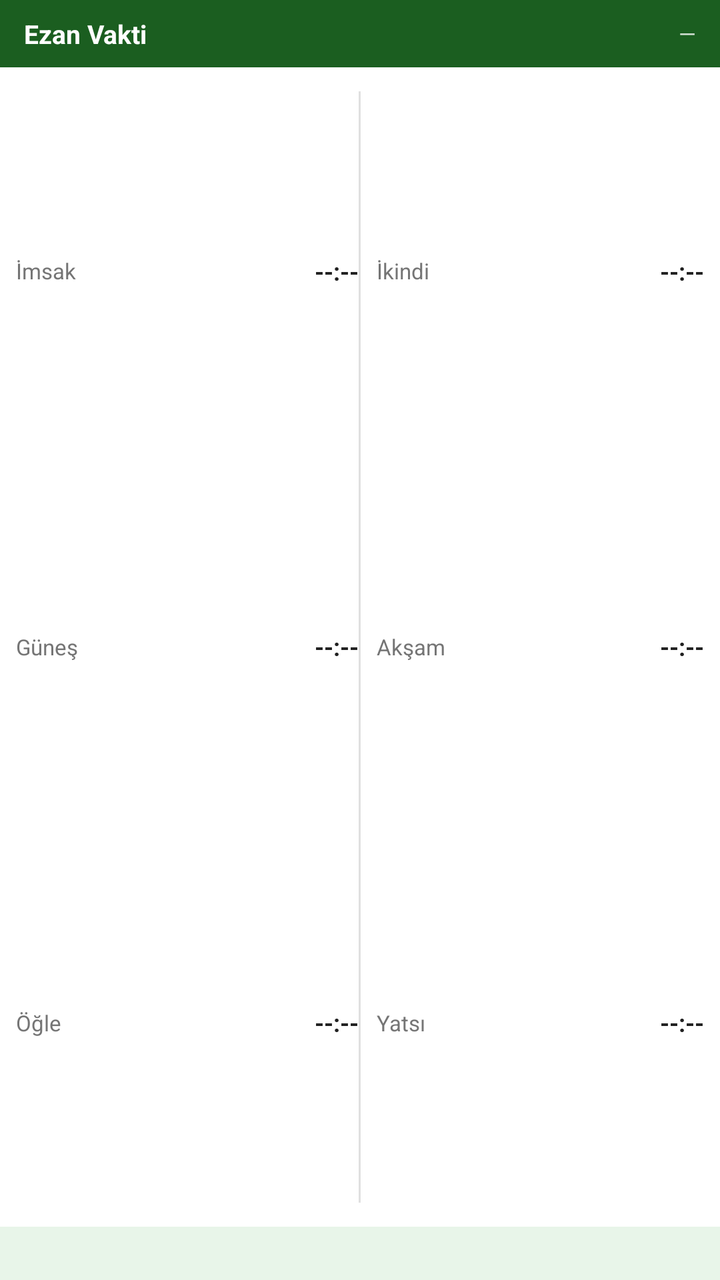
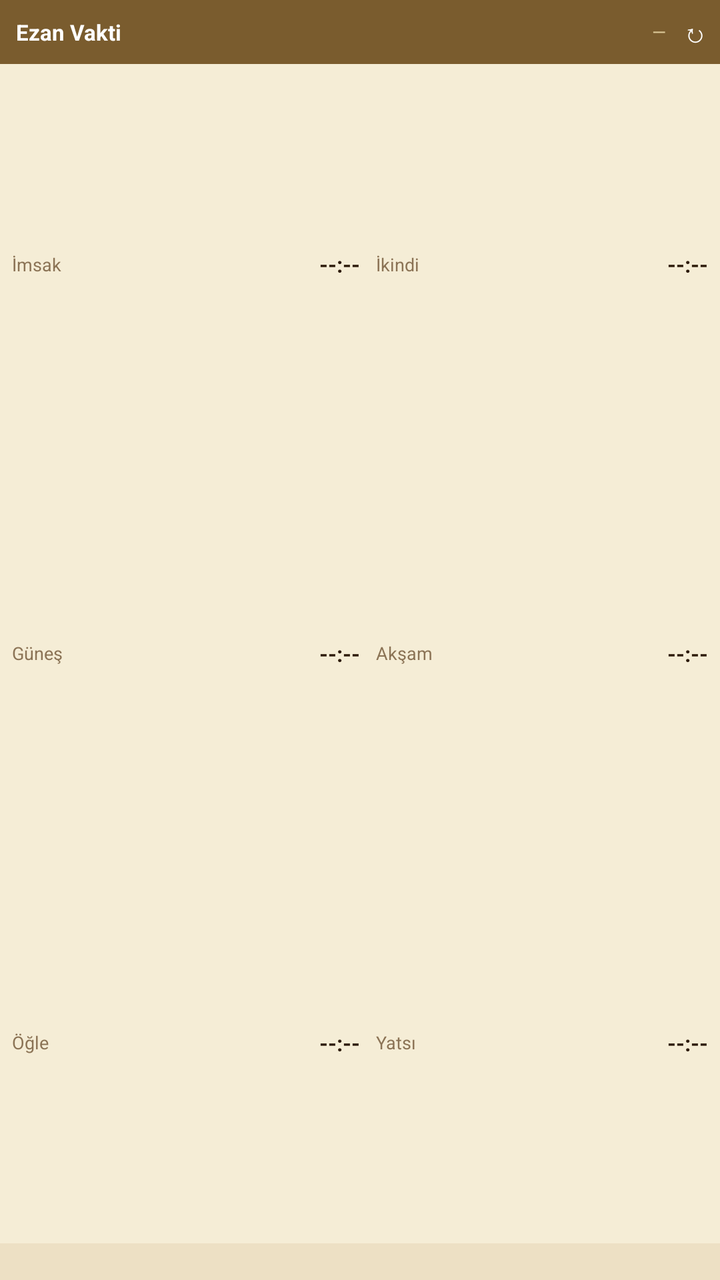

An Android layout rendered at two revisions. The XML below is the earlier revision; the diff shows what the commit changed to produce the second picture.
<!-- AndroidManifest.xml: fallback theme Theme.MaterialComponents.DayNight.NoActionBar -->
<!-- res/layout/prayer_widget.xml -->
<?xml version="1.0" encoding="utf-8"?>
<LinearLayout xmlns:android="http://schemas.android.com/apk/res/android"
    android:layout_width="match_parent"
    android:layout_height="match_parent"
    android:orientation="vertical"
    android:background="@drawable/widget_bg">

    
    <LinearLayout
        android:layout_width="match_parent"
        android:layout_height="wrap_content"
        android:background="#1B5E20"
        android:paddingLeft="12dp"
        android:paddingRight="12dp"
        android:paddingTop="8dp"
        android:paddingBottom="8dp"
        android:orientation="horizontal"
        android:gravity="center_vertical">

        <TextView
            android:layout_width="0dp"
            android:layout_height="wrap_content"
            android:layout_weight="1"
            android:text="Ezan Vakti"
            android:textColor="#FFFFFF"
            android:textSize="13sp"
            android:textStyle="bold" />

        <TextView
            android:id="@+id/widget_city"
            android:layout_width="wrap_content"
            android:layout_height="wrap_content"
            android:text="—"
            android:textColor="#CCFFFFFF"
            android:textSize="11sp" />
    </LinearLayout>

    
    <LinearLayout
        android:layout_width="match_parent"
        android:layout_height="0dp"
        android:layout_weight="1"
        android:orientation="horizontal"
        android:padding="8dp">

        
        <LinearLayout
            android:layout_width="0dp"
            android:layout_height="match_parent"
            android:layout_weight="1"
            android:orientation="vertical"
            android:gravity="center_vertical">

            <LinearLayout
                android:layout_width="match_parent"
                android:layout_height="0dp"
                android:layout_weight="1"
                android:orientation="horizontal"
                android:gravity="center_vertical">
                <TextView
                    android:layout_width="0dp"
                    android:layout_height="wrap_content"
                    android:layout_weight="1"
                    android:text="İmsak"
                    android:textSize="11sp"
                    android:textColor="#757575" />
                <TextView
                    android:id="@+id/widget_fajr"
                    android:layout_width="wrap_content"
                    android:layout_height="wrap_content"
                    android:text="--:--"
                    android:textSize="12sp"
                    android:textColor="#212121"
                    android:textStyle="bold" />
            </LinearLayout>

            <LinearLayout
                android:layout_width="match_parent"
                android:layout_height="0dp"
                android:layout_weight="1"
                android:orientation="horizontal"
                android:gravity="center_vertical">
                <TextView
                    android:layout_width="0dp"
                    android:layout_height="wrap_content"
                    android:layout_weight="1"
                    android:text="Güneş"
                    android:textSize="11sp"
                    android:textColor="#757575" />
                <TextView
                    android:id="@+id/widget_sunrise"
                    android:layout_width="wrap_content"
                    android:layout_height="wrap_content"
                    android:text="--:--"
                    android:textSize="12sp"
                    android:textColor="#212121"
                    android:textStyle="bold" />
            </LinearLayout>

            <LinearLayout
                android:layout_width="match_parent"
                android:layout_height="0dp"
                android:layout_weight="1"
                android:orientation="horizontal"
                android:gravity="center_vertical">
                <TextView
                    android:layout_width="0dp"
                    android:layout_height="wrap_content"
                    android:layout_weight="1"
                    android:text="Öğle"
                    android:textSize="11sp"
                    android:textColor="#757575" />
                <TextView
                    android:id="@+id/widget_dhuhr"
                    android:layout_width="wrap_content"
                    android:layout_height="wrap_content"
                    android:text="--:--"
                    android:textSize="12sp"
                    android:textColor="#212121"
                    android:textStyle="bold" />
            </LinearLayout>
        </LinearLayout>

        
        <View
            android:layout_width="1dp"
            android:layout_height="match_parent"
            android:background="#E0E0E0"
            android:layout_marginTop="4dp"
            android:layout_marginBottom="4dp" />

        
        <LinearLayout
            android:layout_width="0dp"
            android:layout_height="match_parent"
            android:layout_weight="1"
            android:orientation="vertical"
            android:gravity="center_vertical"
            android:paddingLeft="8dp">

            <LinearLayout
                android:layout_width="match_parent"
                android:layout_height="0dp"
                android:layout_weight="1"
                android:orientation="horizontal"
                android:gravity="center_vertical">
                <TextView
                    android:layout_width="0dp"
                    android:layout_height="wrap_content"
                    android:layout_weight="1"
                    android:text="İkindi"
                    android:textSize="11sp"
                    android:textColor="#757575" />
                <TextView
                    android:id="@+id/widget_asr"
                    android:layout_width="wrap_content"
                    android:layout_height="wrap_content"
                    android:text="--:--"
                    android:textSize="12sp"
                    android:textColor="#212121"
                    android:textStyle="bold" />
            </LinearLayout>

            <LinearLayout
                android:layout_width="match_parent"
                android:layout_height="0dp"
                android:layout_weight="1"
                android:orientation="horizontal"
                android:gravity="center_vertical">
                <TextView
                    android:layout_width="0dp"
                    android:layout_height="wrap_content"
                    android:layout_weight="1"
                    android:text="Akşam"
                    android:textSize="11sp"
                    android:textColor="#757575" />
                <TextView
                    android:id="@+id/widget_maghrib"
                    android:layout_width="wrap_content"
                    android:layout_height="wrap_content"
                    android:text="--:--"
                    android:textSize="12sp"
                    android:textColor="#212121"
                    android:textStyle="bold" />
            </LinearLayout>

            <LinearLayout
                android:layout_width="match_parent"
                android:layout_height="0dp"
                android:layout_weight="1"
                android:orientation="horizontal"
                android:gravity="center_vertical">
                <TextView
                    android:layout_width="0dp"
                    android:layout_height="wrap_content"
                    android:layout_weight="1"
                    android:text="Yatsı"
                    android:textSize="11sp"
                    android:textColor="#757575" />
                <TextView
                    android:id="@+id/widget_isha"
                    android:layout_width="wrap_content"
                    android:layout_height="wrap_content"
                    android:text="--:--"
                    android:textSize="12sp"
                    android:textColor="#212121"
                    android:textStyle="bold" />
            </LinearLayout>
        </LinearLayout>
    </LinearLayout>

    
    <TextView
        android:id="@+id/widget_next"
        android:layout_width="match_parent"
        android:layout_height="wrap_content"
        android:background="#E8F5E9"
        android:paddingLeft="12dp"
        android:paddingRight="12dp"
        android:paddingTop="6dp"
        android:paddingBottom="6dp"
        android:textColor="#1B5E20"
        android:textSize="11sp"
        android:gravity="center"
        android:text="" />
</LinearLayout>
<!-- resources referenced by this layout -->
<resources>
  <!-- drawable widget_bg (drawable) -->
  <?xml version="1.0" encoding="utf-8"?>
  <shape xmlns:android="http://schemas.android.com/apk/res/android"
      android:shape="rectangle">
      <solid android:color="#FFFFFF" />
      <corners android:radius="16dp" />
  </shape>
</resources>

<!-- the commit's change to res/layout/prayer_widget.xml (unified diff, before → after) -->
@@ -3,17 +3,16 @@
     android:layout_width="match_parent"
     android:layout_height="match_parent"
     android:orientation="vertical"
-    android:background="@drawable/widget_bg">
-
-    
+    android:background="#F5EDD6">
+
     <LinearLayout
         android:layout_width="match_parent"
         android:layout_height="wrap_content"
-        android:background="#1B5E20"
-        android:paddingLeft="12dp"
-        android:paddingRight="12dp"
-        android:paddingTop="8dp"
-        android:paddingBottom="8dp"
+        android:background="#7A5C2E"
+        android:paddingLeft="8dp"
+        android:paddingRight="4dp"
+        android:paddingTop="5dp"
+        android:paddingBottom="5dp"
         android:orientation="horizontal"
         android:gravity="center_vertical">
 
@@ -23,27 +22,41 @@
             android:layout_weight="1"
             android:text="Ezan Vakti"
             android:textColor="#FFFFFF"
-            android:textSize="13sp"
-            android:textStyle="bold" />
+            android:textSize="11sp"
+            android:textStyle="bold"
+            android:maxLines="1" />
 
         <TextView
             android:id="@+id/widget_city"
             android:layout_width="wrap_content"
             android:layout_height="wrap_content"
             android:text="—"
-            android:textColor="#CCFFFFFF"
-            android:textSize="11sp" />
+            android:textColor="#DCC898"
+            android:textSize="9sp"
+            android:maxLines="1"
+            android:ellipsize="end" />
+
+        <TextView
+            android:id="@+id/widget_refresh"
+            android:layout_width="wrap_content"
+            android:layout_height="wrap_content"
+            android:layout_marginLeft="6dp"
+            android:text="↻"
+            android:textColor="#FFFFFF"
+            android:textSize="13sp"
+            android:padding="2dp" />
     </LinearLayout>
 
-    
     <LinearLayout
         android:layout_width="match_parent"
         android:layout_height="0dp"
         android:layout_weight="1"
         android:orientation="horizontal"
-        android:padding="8dp">
-
-        
+        android:paddingLeft="6dp"
+        android:paddingRight="6dp"
+        android:paddingTop="3dp"
+        android:paddingBottom="3dp">
+
         <LinearLayout
             android:layout_width="0dp"
             android:layout_height="match_parent"
@@ -62,16 +75,18 @@
                     android:layout_height="wrap_content"
                     android:layout_weight="1"
                     android:text="İmsak"
-                    android:textSize="11sp"
-                    android:textColor="#757575" />
+                    android:textColor="#8B7355"
+                    android:textSize="9sp"
+                    android:maxLines="1" />
                 <TextView
                     android:id="@+id/widget_fajr"
                     android:layout_width="wrap_content"
                     android:layout_height="wrap_content"
                     android:text="--:--"
-                    android:textSize="12sp"
-                    android:textColor="#212121"
-                    android:textStyle="bold" />
+                    android:textColor="#2C1A08"
+                    android:textSize="11sp"
+                    android:textStyle="bold"
+                    android:maxLines="1" />
             </LinearLayout>
 
             <LinearLayout
@@ -85,16 +100,18 @@
                     android:layout_height="wrap_content"
                     android:layout_weight="1"
                     android:text="Güneş"
-                    android:textSize="11sp"
-                    android:textColor="#757575" />
+                    android:textColor="#8B7355"
+                    android:textSize="9sp"
+                    android:maxLines="1" />
                 <TextView
                     android:id="@+id/widget_sunrise"
                     android:layout_width="wrap_content"
                     android:layout_height="wrap_content"
                     android:text="--:--"
-                    android:textSize="12sp"
-                    android:textColor="#212121"
-                    android:textStyle="bold" />
+                    android:textColor="#2C1A08"
+                    android:textSize="11sp"
+                    android:textStyle="bold"
+                    android:maxLines="1" />
             </LinearLayout>
 
             <LinearLayout
@@ -108,28 +125,21 @@
                     android:layout_height="wrap_content"
                     android:layout_weight="1"
                     android:text="Öğle"
-                    android:textSize="11sp"
-                    android:textColor="#757575" />
+                    android:textColor="#8B7355"
+                    android:textSize="9sp"
+                    android:maxLines="1" />
                 <TextView
                     android:id="@+id/widget_dhuhr"
                     android:layout_width="wrap_content"
                     android:layout_height="wrap_content"
                     android:text="--:--"
-                    android:textSize="12sp"
-                    android:textColor="#212121"
-                    android:textStyle="bold" />
+                    android:textColor="#2C1A08"
+                    android:textSize="11sp"
+                    android:textStyle="bold"
+                    android:maxLines="1" />
             </LinearLayout>
         </LinearLayout>
 
-        
-        <View
-            android:layout_width="1dp"
-            android:layout_height="match_parent"
-            android:background="#E0E0E0"
-            android:layout_marginTop="4dp"
-            android:layout_marginBottom="4dp" />
-
-        
         <LinearLayout
             android:layout_width="0dp"
             android:layout_height="match_parent"
@@ -149,16 +159,18 @@
                     android:layout_height="wrap_content"
                     android:layout_weight="1"
                     android:text="İkindi"
-                    android:textSize="11sp"
-                    android:textColor="#757575" />
+                    android:textColor="#8B7355"
+                    android:textSize="9sp"
+                    android:maxLines="1" />
                 <TextView
                     android:id="@+id/widget_asr"
                     android:layout_width="wrap_content"
                     android:layout_height="wrap_content"
                     android:text="--:--"
-                    android:textSize="12sp"
-                    android:textColor="#212121"
-                    android:textStyle="bold" />
+                    android:textColor="#2C1A08"
+                    android:textSize="11sp"
+                    android:textStyle="bold"
+                    android:maxLines="1" />
             </LinearLayout>
 
             <LinearLayout
@@ -172,16 +184,18 @@
                     android:layout_height="wrap_content"
                     android:layout_weight="1"
                     android:text="Akşam"
-                    android:textSize="11sp"
-                    android:textColor="#757575" />
+                    android:textColor="#8B7355"
+                    android:textSize="9sp"
+                    android:maxLines="1" />
                 <TextView
                     android:id="@+id/widget_maghrib"
                     android:layout_width="wrap_content"
                     android:layout_height="wrap_content"
                     android:text="--:--"
-                    android:textSize="12sp"
-                    android:textColor="#212121"
-                    android:textStyle="bold" />
+                    android:textColor="#2C1A08"
+                    android:textSize="11sp"
+                    android:textStyle="bold"
+                    android:maxLines="1" />
             </LinearLayout>
 
             <LinearLayout
@@ -195,32 +209,36 @@
                     android:layout_height="wrap_content"
                     android:layout_weight="1"
                     android:text="Yatsı"
-                    android:textSize="11sp"
-                    android:textColor="#757575" />
+                    android:textColor="#8B7355"
+                    android:textSize="9sp"
+                    android:maxLines="1" />
                 <TextView
                     android:id="@+id/widget_isha"
                     android:layout_width="wrap_content"
                     android:layout_height="wrap_content"
                     android:text="--:--"
-                    android:textSize="12sp"
-                    android:textColor="#212121"
-                    android:textStyle="bold" />
+                    android:textColor="#2C1A08"
+                    android:textSize="11sp"
+                    android:textStyle="bold"
+                    android:maxLines="1" />
             </LinearLayout>
         </LinearLayout>
     </LinearLayout>
 
-    
     <TextView
         android:id="@+id/widget_next"
         android:layout_width="match_parent"
         android:layout_height="wrap_content"
-        android:background="#E8F5E9"
-        android:paddingLeft="12dp"
-        android:paddingRight="12dp"
-        android:paddingTop="6dp"
-        android:paddingBottom="6dp"
-        android:textColor="#1B5E20"
-        android:textSize="11sp"
+        android:background="#EDE0C4"
+        android:paddingLeft="8dp"
+        android:paddingRight="8dp"
+        android:paddingTop="3dp"
+        android:paddingBottom="3dp"
+        android:textColor="#7A5C2E"
+        android:textSize="9sp"
+        android:textStyle="bold"
         android:gravity="center"
+        android:maxLines="1"
+        android:ellipsize="end"
         android:text="" />
 </LinearLayout>
<!-- resource entries referenced after the edit -->
@@ -1,11 +1,5 @@
 <!-- resources referenced by this layout -->
 <resources>
-  <!-- drawable widget_bg (drawable) -->
-  <?xml version="1.0" encoding="utf-8"?>
-  <shape xmlns:android="http://schemas.android.com/apk/res/android"
-      android:shape="rectangle">
-      <solid android:color="#FFFFFF" />
-      <corners android:radius="16dp" />
-  </shape>
+
 </resources>
 
